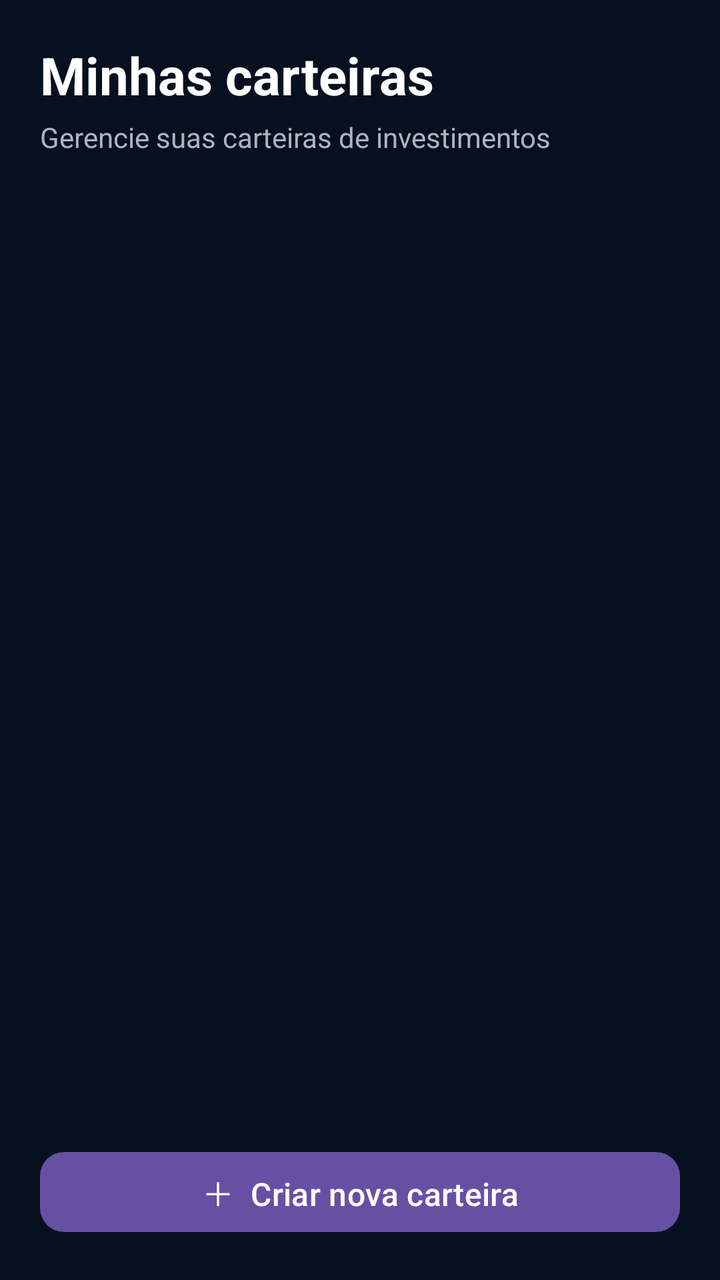
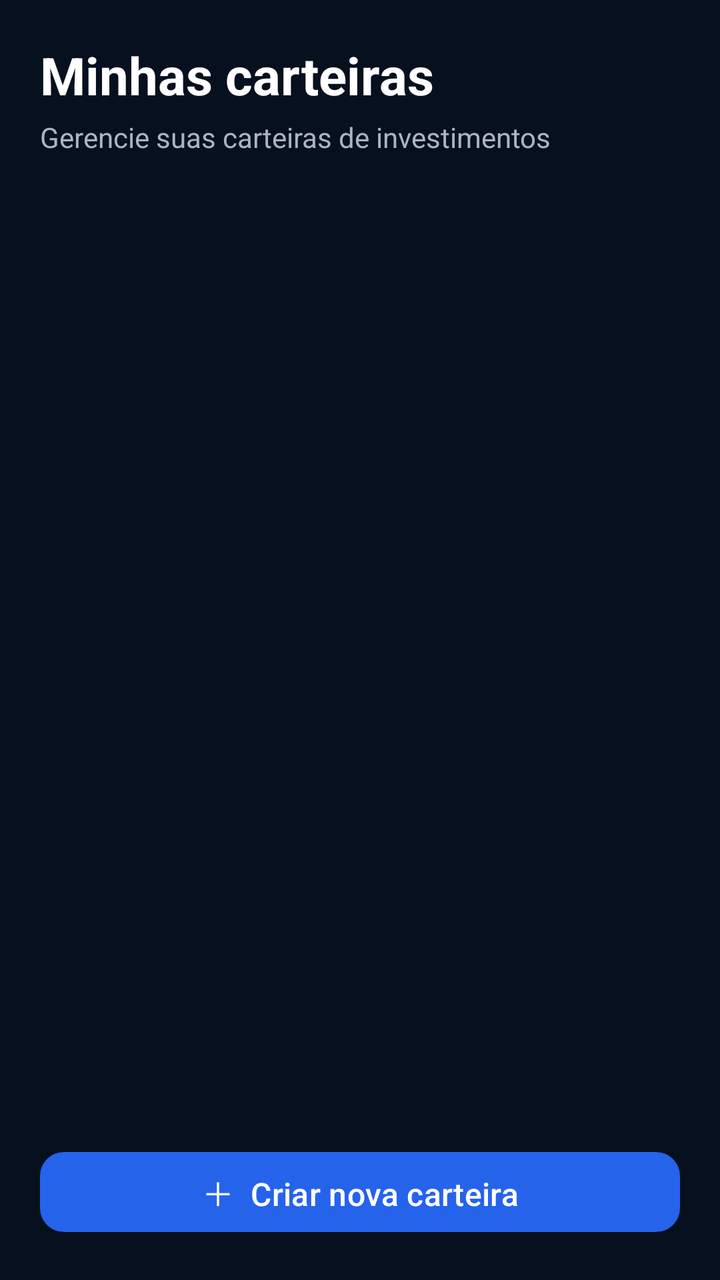

Screens rendered from an Android XML layout before and after an edit, with the pre-edit source and the edit as a unified diff.
<!-- AndroidManifest.xml: application theme Theme.AccurancyMobileApp -->
<!-- res/layout/fragment_criar_wallet.xml -->
<?xml version="1.0" encoding="utf-8"?>
<FrameLayout xmlns:android="http://schemas.android.com/apk/res/android"
    xmlns:app="http://schemas.android.com/apk/res-auto"
    android:layout_width="match_parent"
    android:layout_height="match_parent"
    android:background="@color/bg_deep">

    <LinearLayout
        android:layout_width="match_parent"
        android:layout_height="match_parent"
        android:orientation="vertical"
        android:padding="20dp">

        <TextView
            android:layout_width="wrap_content"
            android:layout_height="wrap_content"
            android:text="Minhas carteiras"
            android:textColor="@android:color/white"
            android:textSize="26sp"
            android:textStyle="bold" />

        <TextView
            android:layout_width="wrap_content"
            android:layout_height="wrap_content"
            android:layout_marginTop="4dp"
            android:text="Gerencie suas carteiras de investimentos"
            android:textColor="#AAB4C3"
            android:textSize="14sp" />

        <androidx.recyclerview.widget.RecyclerView
            android:id="@+id/minhasWallets"
            android:layout_width="match_parent"
            android:layout_height="0dp"
            android:layout_marginTop="20dp"
            android:layout_weight="1"
            android:clipToPadding="false"
            android:paddingBottom="16dp" />

        <com.google.android.material.button.MaterialButton
            android:id="@+id/btnCriarWallet"
            android:layout_width="match_parent"
            android:layout_height="wrap_content"
            android:text="＋  Criar nova carteira"
            android:textAllCaps="false"
            android:textSize="16sp"
            app:cornerRadius="12dp" />

    </LinearLayout>

</FrameLayout>
<!-- resources referenced by this layout -->
<resources>
  <color name="bg_deep">#FF06101E</color>
  <style name="Theme.AccurancyMobileApp" parent="Base.Theme.AccurancyMobileApp" />
  <style name="Base.Theme.AccurancyMobileApp" parent="Theme.Material3.DayNight.NoActionBar">
          
          
  
      </style>
</resources>

<!-- the commit's change to res/layout/fragment_criar_wallet.xml (unified diff, before → after) -->
@@ -43,7 +43,8 @@
             android:text="＋  Criar nova carteira"
             android:textAllCaps="false"
             android:textSize="16sp"
-            app:cornerRadius="12dp" />
+            app:cornerRadius="12dp"
+            app:backgroundTint="#2563EB"/>
 
     </LinearLayout>
 
